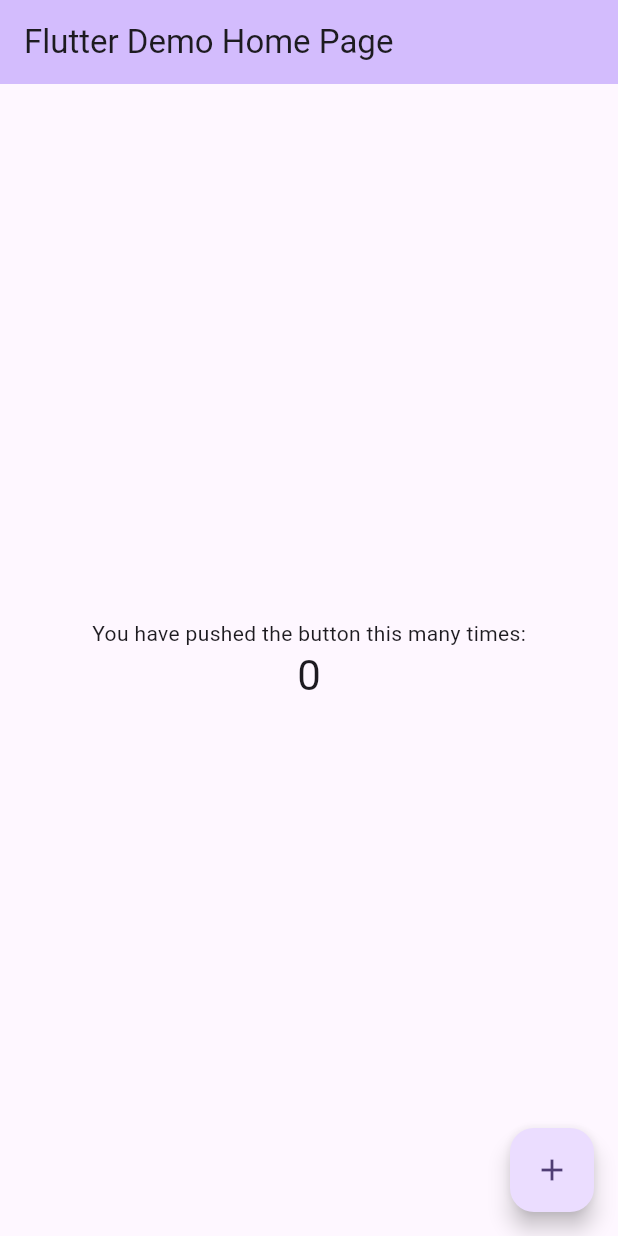
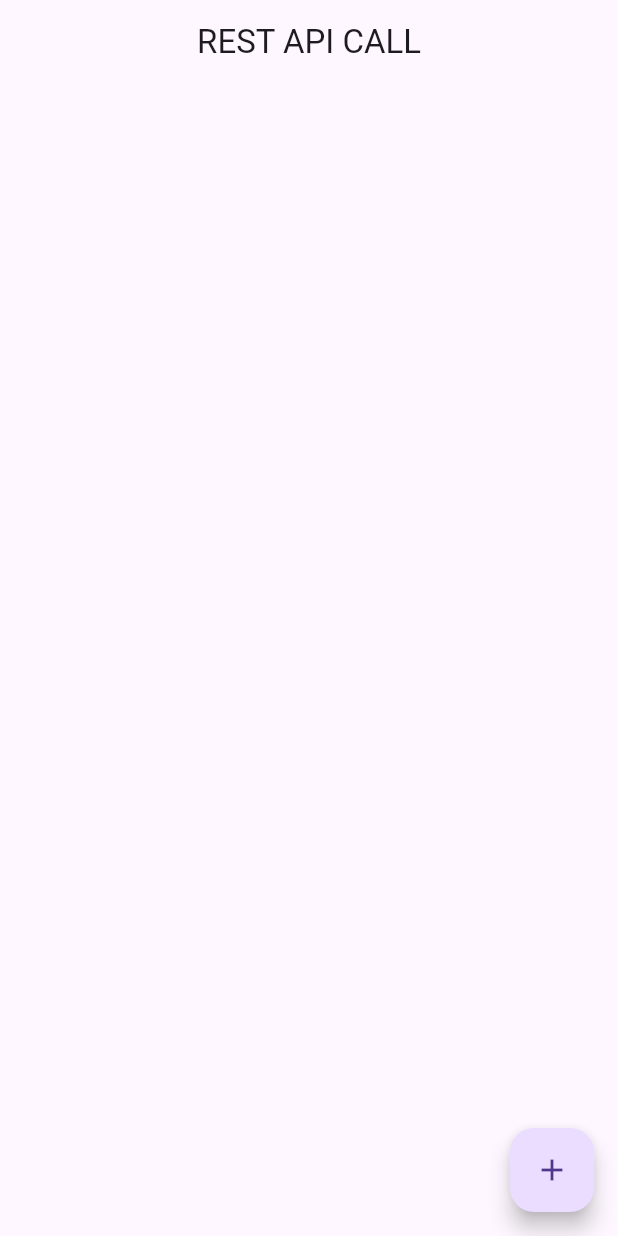
Before and after one commit to iamthien/api, a Flutter app: the screen it shows after launch, on a phone screen of 412 x 824 dp. Run offline on Flutter 3.47's test engine with Material 3 defaults, Android fonts, the phone set to English and light mode, and no system bars.

Commit message:
feat/callAPI

```diff
--- /dev/null
+++ b/lib/Screens/home_screen.dart
@@ -0,0 +1,66 @@
+import 'dart:convert';
+
+import 'package:flutter/material.dart';
+import 'package:http/http.dart' as http;
+
+List<dynamic> users = [];
+
+class HomeScreen extends StatefulWidget {
+  const HomeScreen({super.key});
+
+  @override
+  State<HomeScreen> createState() => _HomeScreenState();
+}
+
+class _HomeScreenState extends State<HomeScreen> {
+  @override
+  Widget build(BuildContext context) {
+    return Scaffold(
+        appBar: AppBar(
+          title: const Text("REST API CALL"),
+          centerTitle: true,
+        ),
+        body: ListView.builder(
+            itemCount: users.length,
+            itemBuilder: (context, index) {
+              final user = users[index];
+
+              final name = user['name'];
+              final title = name['title'];
+              final first = name['first'];
+              final last = name['last'];
+
+              final email = user['email'];
+
+              final avt = user['picture'];
+              final avtUrl = avt['thumbnail'];
+              return ListTile(
+                leading: ClipRRect(
+                  borderRadius: const BorderRadius.all(Radius.circular(100)),
+                  child: Image.network(avtUrl),
+                ),
+                title: Text("$title $first $last"),
+                subtitle: Text(email),
+              );
+            }),
+        floatingActionButton: FloatingActionButton(
+          onPressed: () {
+            fetchUser();
+          },
+          child: const Icon(Icons.add),
+        ));
+  }
+
+  void fetchUser() async {
+    debugPrint("Fetch User called");
+    const url = "https://randomuser.me/api/?results=100";
+    final uri = Uri.parse(url);
+    final response = await http.get(uri);
+    final body = response.body;
+    final json = jsonDecode(body);
+    setState(() {
+      users = json['results'];
+    });
+    debugPrint("Fetch User completed");
+  }
+}
--- a/lib/main.dart
+++ b/lib/main.dart
@@ -1,125 +1,8 @@
 import 'package:flutter/material.dart';
+import 'Screens/home_screen.dart';
 
 void main() {
-  runApp(const MyApp());
+  runApp(const MaterialApp(
+    home: HomeScreen(),
+  ));
 }
-
-class MyApp extends StatelessWidget {
-  const MyApp({super.key});
-
-  // This widget is the root of your application.
-  @override
-  Widget build(BuildContext context) {
-    return MaterialApp(
-      title: 'Flutter Demo',
-      theme: ThemeData(
-        // This is the theme of your application.
-        //
-        // TRY THIS: Try running your application with "flutter run". You'll see
-        // the application has a purple toolbar. Then, without quitting the app,
-        // try changing the seedColor in the colorScheme below to Colors.green
-        // and then invoke "hot reload" (save your changes or press the "hot
-        // reload" button in a Flutter-supported IDE, or press "r" if you used
-        // the command line to start the app).
-        //
-        // Notice that the counter didn't reset back to zero; the application
-        // state is not lost during the reload. To reset the state, use hot
-        // restart instead.
-        //
-        // This works for code too, not just values: Most code changes can be
-        // tested with just a hot reload.
-        colorScheme: ColorScheme.fromSeed(seedColor: Colors.deepPurple),
-        useMaterial3: true,
-      ),
-      home: const MyHomePage(title: 'Flutter Demo Home Page'),
-    );
-  }
-}
-
-class MyHomePage extends StatefulWidget {
-  const MyHomePage({super.key, required this.title});
-
-  // This widget is the home page of your application. It is stateful, meaning
-  // that it has a State object (defined below) that contains fields that affect
-  // how it looks.
-
-  // This class is the configuration for the state. It holds the values (in this
-  // case the title) provided by the parent (in this case the App widget) and
-  // used by the build method of the State. Fields in a Widget subclass are
-  // always marked "final".
-
-  final String title;
-
-  @override
-  State<MyHomePage> createState() => _MyHomePageState();
-}
-
-class _MyHomePageState extends State<MyHomePage> {
-  int _counter = 0;
-
-  void _incrementCounter() {
-    setState(() {
-      // This call to setState tells the Flutter framework that something has
-      // changed in this State, which causes it to rerun the build method below
-      // so that the display can reflect the updated values. If we changed
-      // _counter without calling setState(), then the build method would not be
-      // called again, and so nothing would appear to happen.
-      _counter++;
-    });
-  }
-
-  @override
-  Widget build(BuildContext context) {
-    // This method is rerun every time setState is called, for instance as done
-    // by the _incrementCounter method above.
-    //
-    // The Flutter framework has been optimized to make rerunning build methods
-    // fast, so that you can just rebuild anything that needs updating rather
-    // than having to individually change instances of widgets.
-    return Scaffold(
-      appBar: AppBar(
-        // TRY THIS: Try changing the color here to a specific color (to
-        // Colors.amber, perhaps?) and trigger a hot reload to see the AppBar
-        // change color while the other colors stay the same.
-        backgroundColor: Theme.of(context).colorScheme.inversePrimary,
-        // Here we take the value from the MyHomePage object that was created by
-        // the App.build method, and use it to set our appbar title.
-        title: Text(widget.title),
-      ),
-      body: Center(
-        // Center is a layout widget. It takes a single child and positions it
-        // in the middle of the parent.
-        child: Column(
-          // Column is also a layout widget. It takes a list of children and
-          // arranges them vertically. By default, it sizes itself to fit its
-          // children horizontally, and tries to be as tall as its parent.
-          //
-          // Column has various properties to control how it sizes itself and
-          // how it positions its children. Here we use mainAxisAlignment to
-          // center the children vertically; the main axis here is the vertical
-          // axis because Columns are vertical (the cross axis would be
-          // horizontal).
-          //
-          // TRY THIS: Invoke "debug painting" (choose the "Toggle Debug Paint"
-          // action in the IDE, or press "p" in the console), to see the
-          // wireframe for each widget.
-          mainAxisAlignment: MainAxisAlignment.center,
-          children: <Widget>[
-            const Text(
-              'You have pushed the button this many times:',
-            ),
-            Text(
-              '$_counter',
-              style: Theme.of(context).textTheme.headlineMedium,
-            ),
-          ],
-        ),
-      ),
-      floatingActionButton: FloatingActionButton(
-        onPressed: _incrementCounter,
-        tooltip: 'Increment',
-        child: const Icon(Icons.add),
-      ), // This trailing comma makes auto-formatting nicer for build methods.
-    );
-  }
-}
--- a/pubspec.yaml
+++ b/pubspec.yaml
@@ -30,6 +30,8 @@ environment:
 dependencies:
   flutter:
     sdk: flutter
+
+  http: ^1.2.2
 
 
   # The following adds the Cupertino Icons font to your application.
```
Also changed, not shown: pubspec.lock.
